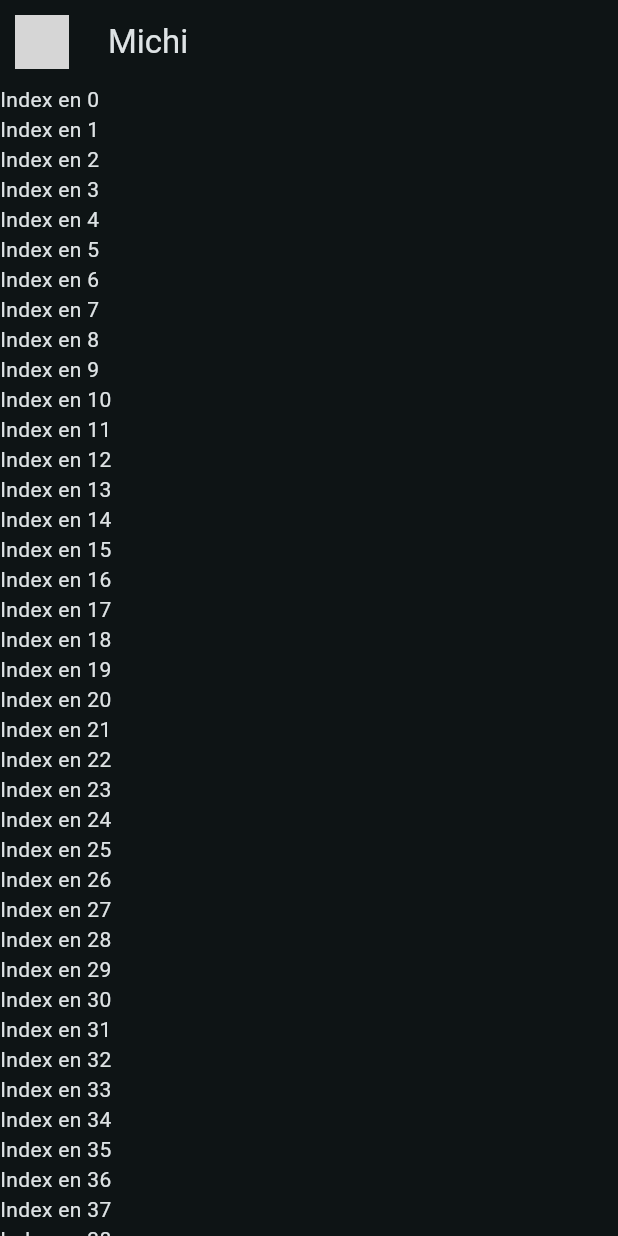
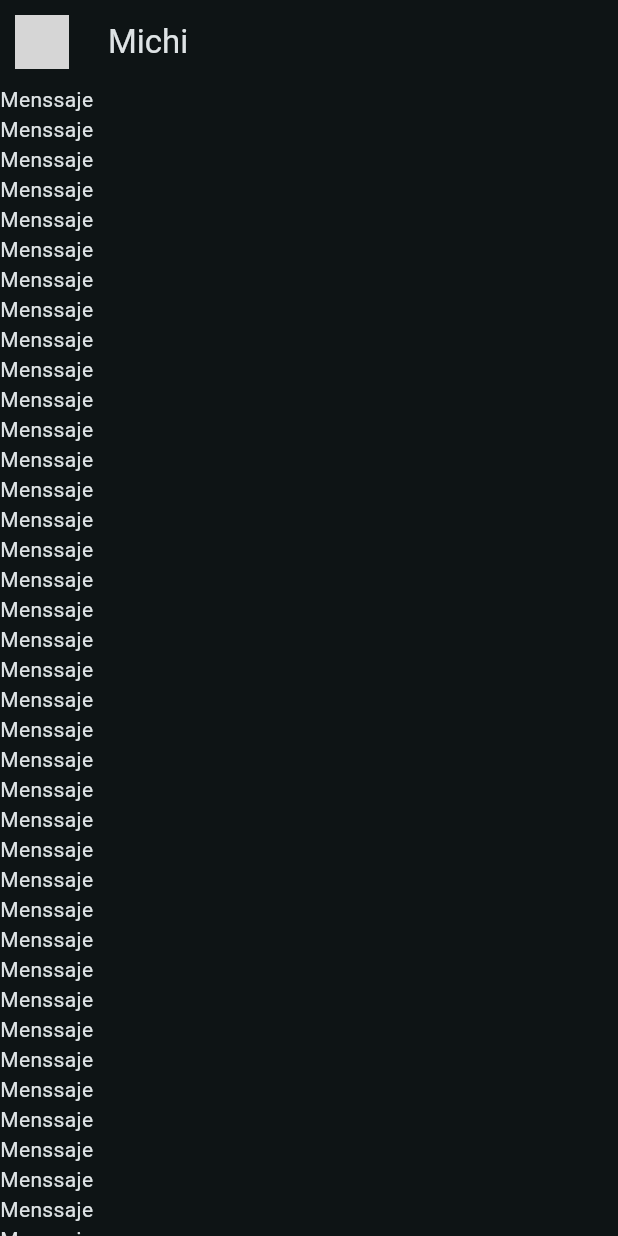
Before and after one commit to FCO-1/chat_app, a Flutter app: the screen it shows after launch, on a phone screen of 412 x 824 dp. Run offline on Flutter 3.47's test engine with Material 3 defaults, Android fonts, the phone set to English and light mode, and no system bars; network calls fail; grey boxes are pictures that could not be loaded.

Commit message:
renombres y cambios de directorios

```diff
--- a/lib/main.dart
+++ b/lib/main.dart
@@ -1,6 +1,6 @@
 import 'package:flutter/material.dart';
 import 'package:flutter_application_3/config/theme/app_theme.dart';
-import 'package:flutter_application_3/presentation/chat/chat_screen.dart';
+import 'package:flutter_application_3/presentation/screens/chat/chat_screen.dart';
 void main() => runApp(const MyApp());
 
 class MyApp extends StatelessWidget {
--- a/lib/presentation/chat/chat_screen.dart
+++ b/lib/presentation/screens/chat/chat_screen.dart
@@ -1,4 +1,5 @@
 import 'package:flutter/material.dart';
+import 'package:flutter_application_3/presentation/widgets/chats/my_message_bubble.dart';
 
 class ChatScreen extends StatelessWidget {
   const ChatScreen({super.key});
@@ -34,7 +35,7 @@ class _ChatView extends StatelessWidget {
               itemCount: 100,
               itemBuilder: (context, index) {
 
-              return Text('Index en ${index}');
+              return const MyMessageBubble();
             },
             )
             )
--- /dev/null
+++ b/lib/presentation/widgets/chats/my_message_bubble.dart
@@ -0,0 +1,10 @@
+import 'package:flutter/material.dart';
+
+class MyMessageBubble extends StatelessWidget {
+  const MyMessageBubble({super.key});
+
+  @override
+  Widget build(BuildContext context) {
+    return Text('Menssaje');
+  }
+}
```
